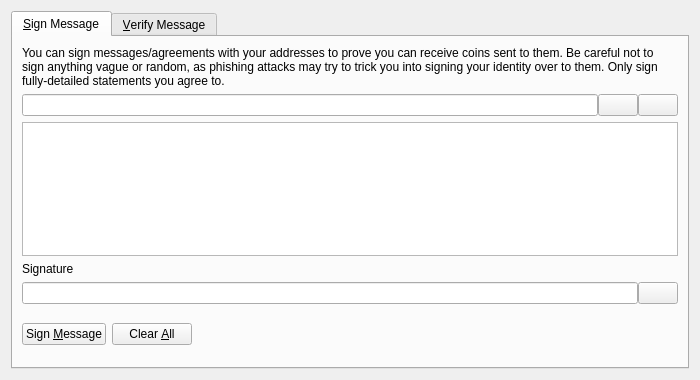
Above: src/qt/forms/signverifymessagedialog.ui from losh11/LitecoinCash before the change. Below: the same form after it.
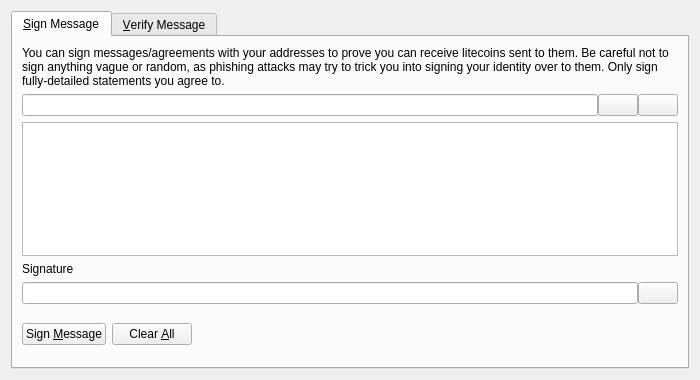
That is the form after the change. Icons and pictures are not drawn. Custom widgets are drawn as their Qt base class.

Diff of the .ui file:
```diff
--- a/src/qt/forms/signverifymessagedialog.ui
+++ b/src/qt/forms/signverifymessagedialog.ui
@@ -30,7 +30,7 @@
        <item>
         <widget class="QLabel" name="infoLabel_SM">
          <property name="text">
-          <string>You can sign messages/agreements with your addresses to prove you can receive coins sent to them. Be careful not to sign anything vague or random, as phishing attacks may try to trick you into signing your identity over to them. Only sign fully-detailed statements you agree to.</string>
+          <string>You can sign messages/agreements with your addresses to prove you can receive litecoins sent to them. Be careful not to sign anything vague or random, as phishing attacks may try to trick you into signing your identity over to them. Only sign fully-detailed statements you agree to.</string>
          </property>
          <property name="textFormat">
           <enum>Qt::PlainText</enum>
```
Left out of the diff: 8 changed lines with no effect on the pictures.
